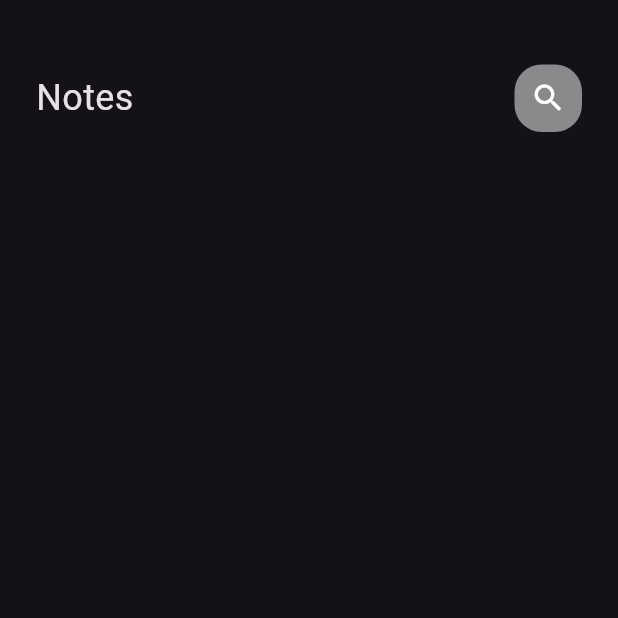
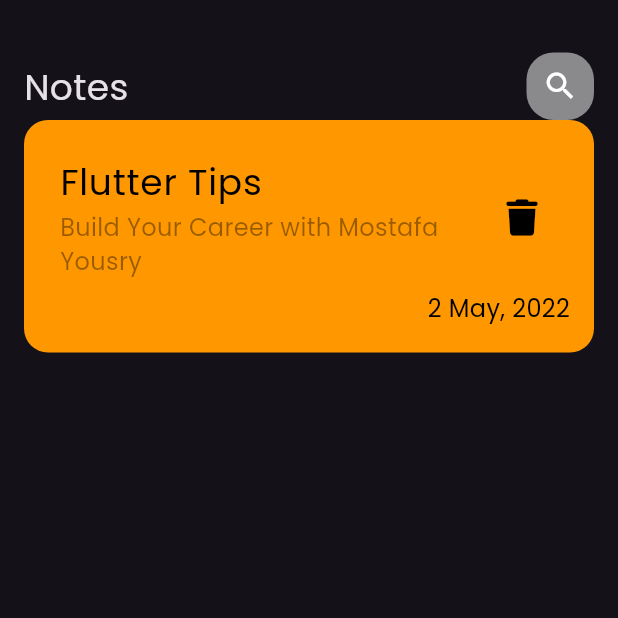
Before and after one commit to MostafaYousry12/Notes_App, a Flutter app: the screen it shows after launch, on a phone screen of 412 x 824 dp, the top half of it. Run offline on Flutter 3.47's test engine with Material 3 defaults, Android fonts, the phone set to English and light mode, and no system bars; our stand-ins replace font_awesome_flutter.

Commit message:
add custom card

```diff
--- a/lib/main.dart
+++ b/lib/main.dart
@@ -12,7 +12,10 @@ class NotesApp extends StatelessWidget {
   Widget build(BuildContext context) {
     return MaterialApp(
         debugShowCheckedModeBanner: false,
-        theme: ThemeData(brightness: Brightness.dark),
+        theme: ThemeData(
+          brightness: Brightness.dark,
+          fontFamily: "Poppins",
+        ),
         home: const NotesView());
   }
 }
--- /dev/null
+++ b/lib/widgets/custom_card.dart
@@ -0,0 +1,58 @@
+import 'package:flutter/material.dart';
+import 'package:font_awesome_flutter/font_awesome_flutter.dart';
+
+class CustomCard extends StatelessWidget {
+  const CustomCard({super.key});
+
+  @override
+  Widget build(BuildContext context) {
+    return Container(
+      decoration: BoxDecoration(
+        borderRadius: BorderRadius.circular(16),
+        color: Colors.orange,
+      ),
+      child: Padding(
+        padding: const EdgeInsets.only(left: 8, top: 16, bottom: 18),
+        child: Column(
+          crossAxisAlignment: CrossAxisAlignment.end,
+          children: [
+            ListTile(
+              title: const Text(
+                "Flutter Tips",
+                style: TextStyle(
+                  color: Colors.black,
+                  fontSize: 24,
+                ),
+              ),
+              subtitle: Text(
+                "Build Your Career with Mostafa Yousry",
+                style: TextStyle(
+                  color: Colors.black.withOpacity(0.4),
+                  fontSize: 16,
+                ),
+              ),
+              trailing: IconButton(
+                onPressed: () {},
+                icon: const Icon(
+                  FontAwesomeIcons.trash,
+                  size: 24,
+                  color: Colors.black,
+                ),
+              ),
+            ),
+            const Padding(
+              padding: EdgeInsets.only(right: 16),
+              child: Text(
+                "2 May, 2022",
+                style: TextStyle(
+                  fontSize: 16,
+                  color: Colors.black,
+                ),
+              ),
+            )
+          ],
+        ),
+      ),
+    );
+  }
+}
--- a/lib/widgets/notes_custom_appbar.dart
+++ b/lib/widgets/notes_custom_appbar.dart
@@ -1,4 +1,5 @@
 import 'package:flutter/material.dart';
+import 'package:notes_app/widgets/custom_card.dart';
 import 'package:notes_app/widgets/custom_icon.dart';
 
 class NotesCustomAppbar extends StatelessWidget {
@@ -6,9 +7,9 @@ class NotesCustomAppbar extends StatelessWidget {
 
   @override
   Widget build(BuildContext context) {
-    return Padding(
-      padding: const EdgeInsets.all(8.0),
-      child: Row(mainAxisAlignment: MainAxisAlignment.spaceBetween, children: [
+    return const Row(
+      mainAxisAlignment: MainAxisAlignment.spaceBetween,
+      children: [
         Text(
           "Notes",
           style: TextStyle(
@@ -16,7 +17,7 @@ class NotesCustomAppbar extends StatelessWidget {
           ),
         ),
         CustomIcon(),
-      ]),
+      ],
     );
   }
 }
--- a/lib/widgets/notes_view_body.dart
+++ b/lib/widgets/notes_view_body.dart
@@ -1,4 +1,5 @@
 import 'package:flutter/material.dart';
+import 'package:notes_app/widgets/custom_card.dart';
 import 'package:notes_app/widgets/notes_custom_appbar.dart';
 
 class NotesViewBody extends StatelessWidget {
@@ -13,7 +14,8 @@ class NotesViewBody extends StatelessWidget {
           SizedBox(
             height: 35,
           ),
-          NotesCustomAppbar()
+          NotesCustomAppbar(),
+          CustomCard(),
         ],
       ),
     );
```
Also changed, not shown: pubspec.yaml (+7 -15 lines), assets/fonts/Poppins-Regular.ttf (added), pubspec.lock.
